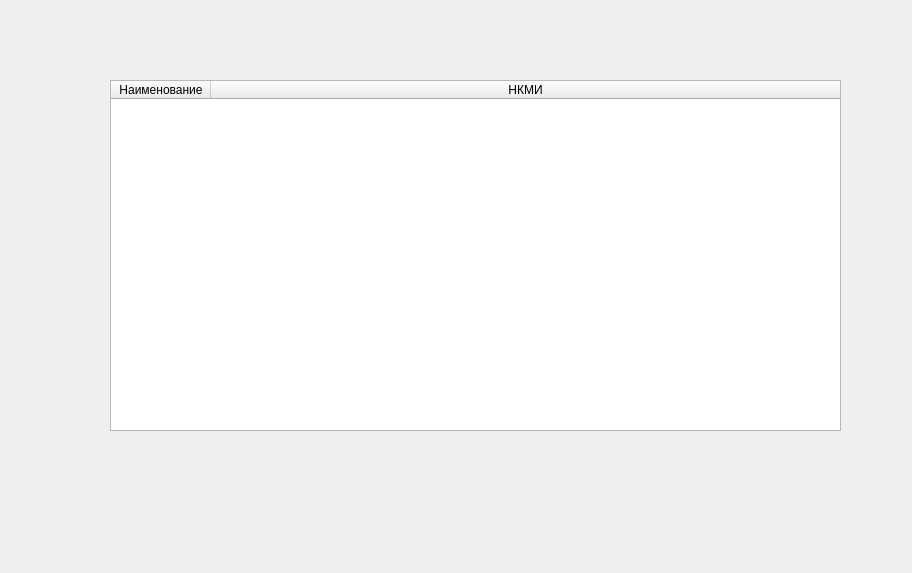
Vofanchik/KTRU_searcher, file table_rzn_window.ui: the form before one commit.
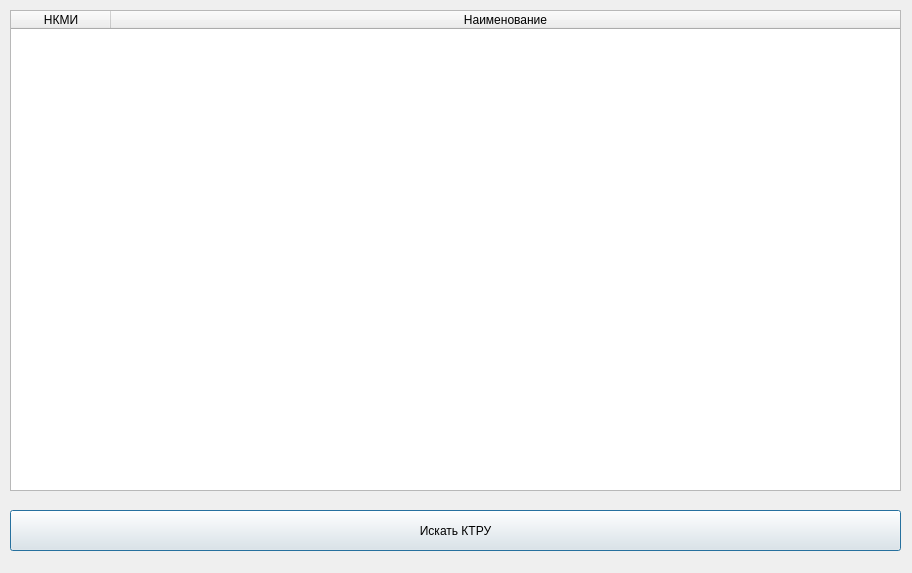
The form after the commit.

The edit to the form file:
```diff
--- a/table_rzn_window.ui
+++ b/table_rzn_window.ui
@@ -16,10 +16,10 @@
   <widget class="QTableWidget" name="tableWidget">
    <property name="geometry">
     <rect>
-     <x>110</x>
-     <y>80</y>
-     <width>731</width>
-     <height>351</height>
+     <x>10</x>
+     <y>10</y>
+     <width>891</width>
+     <height>481</height>
     </rect>
    </property>
    <attribute name="horizontalHeaderHighlightSections">
@@ -32,18 +32,31 @@
     <bool>true</bool>
    </attribute>
    <attribute name="verticalHeaderVisible">
-    <bool>true</bool>
+    <bool>false</bool>
    </attribute>
-   <column>
-    <property name="text">
-     <string>Наименование</string>
-    </property>
-   </column>
    <column>
     <property name="text">
      <string>НКМИ</string>
     </property>
    </column>
+   <column>
+    <property name="text">
+     <string>Наименование</string>
+    </property>
+   </column>
+  </widget>
+  <widget class="QPushButton" name="pushButton">
+   <property name="geometry">
+    <rect>
+     <x>10</x>
+     <y>510</y>
+     <width>891</width>
+     <height>41</height>
+    </rect>
+   </property>
+   <property name="text">
+    <string>Искать КТРУ</string>
+   </property>
   </widget>
  </widget>
  <resources/>
```
